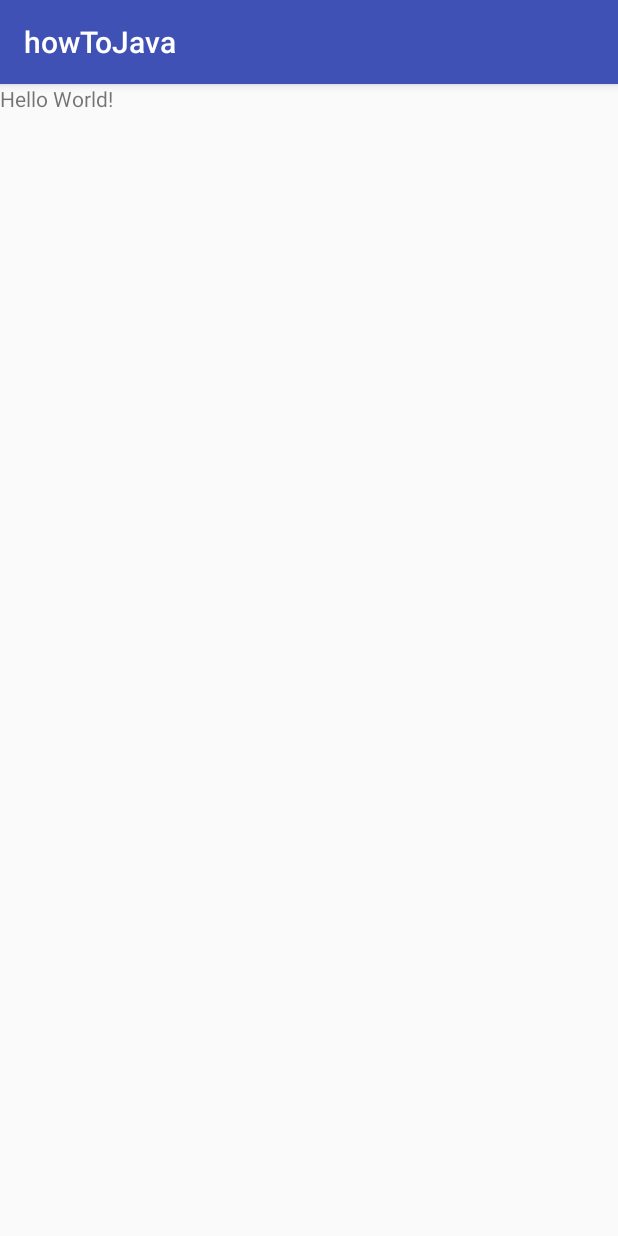
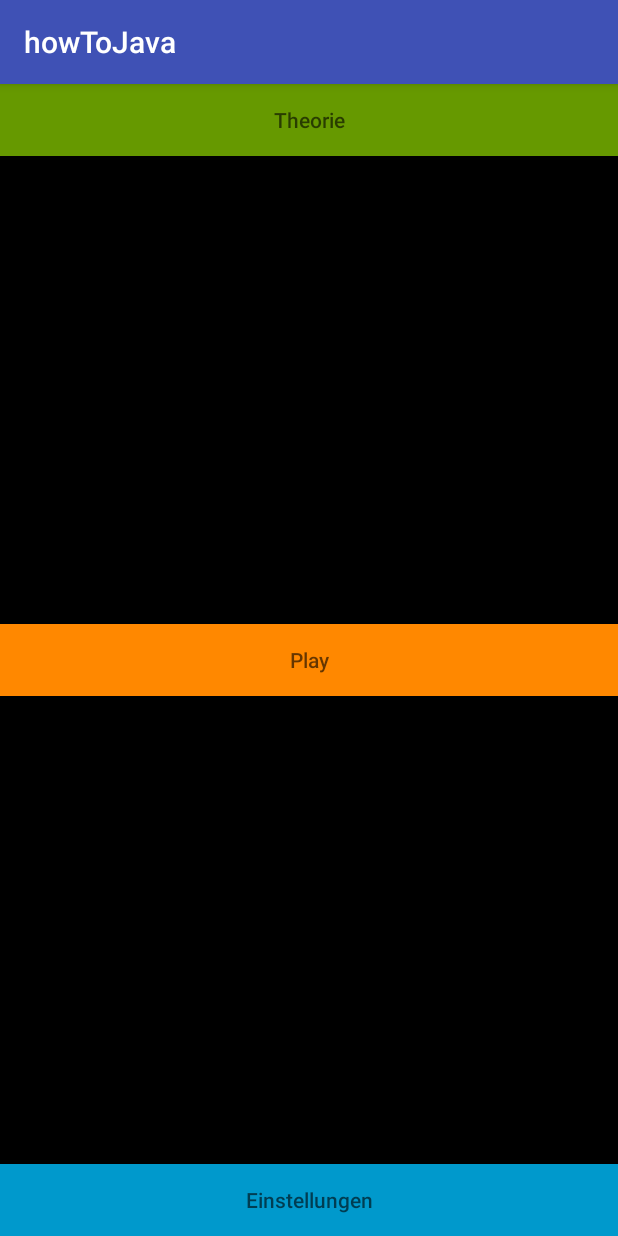
Before and after one commit to Tokimetakaari/howToJava, an Android app: the screen it shows after launch (MainActivity), on a phone screen of 412 x 824 dp. Run offline under Robolectric (Android 15) with nearby library versions, the phone set to English and light mode, and no system bars.

Commit message:
Grobes Layout

```diff
--- a/app/src/main/res/layout/activity_main.xml
+++ b/app/src/main/res/layout/activity_main.xml
@@ -1,19 +1,35 @@
 <?xml version="1.0" encoding="utf-8"?>
-<LinearLayout
+<RelativeLayout
     xmlns:android="http://schemas.android.com/apk/res/android"
     xmlns:app="http://schemas.android.com/apk/res-auto"
     xmlns:tools="http://schemas.android.com/tools"
     android:layout_width="match_parent"
     android:layout_height="match_parent"
-    tools:context=".MainActivity">
+    android:orientation="vertical"
+    tools:context=".MainActivity"
+    android:background="@android:color/black">
+    <!--Das schwarze wird n Image das wir dahinterlegen die Buttonfarbe is auch optional-->
+    <Button
+        android:layout_width="match_parent"
+        android:layout_height="wrap_content"
+        android:hint="@string/main_menu_theorie_button"
+        android:background="@android:color/holo_green_dark"/>
 
-    <TextView
-        android:layout_width="wrap_content"
+    <Button
+        android:layout_width="match_parent"
         android:layout_height="wrap_content"
-        android:text="Hello World!"
-        app:layout_constraintBottom_toBottomOf="parent"
-        app:layout_constraintLeft_toLeftOf="parent"
-        app:layout_constraintRight_toRightOf="parent"
-        app:layout_constraintTop_toTopOf="parent" />
+        android:layout_centerInParent="true"
+        android:hint="@string/main_menu_play_button"
+        android:background="@android:color/holo_orange_dark"/>
 
-</LinearLayout>
+    <Button
+        android:layout_width="match_parent"
+        android:layout_height="wrap_content"
+        android:layout_alignParentBottom="true"
+        android:background="@android:color/holo_blue_dark"
+        android:hint="@string/main_menu_setting_button"/>
+
+
+
+
+</RelativeLayout>
--- a/build.gradle
+++ b/build.gradle
@@ -7,7 +7,7 @@ buildscript {
         jcenter()
     }
     dependencies {
-        classpath 'com.android.tools.build:gradle:3.1.0'
+        classpath 'com.android.tools.build:gradle:3.1.1'
 
 
         // NOTE: Do not place your application dependencies here; they belong
```
Also changed, not shown: app/src/main/res/layout/theorie.xml (added, +58 -0 lines), app/src/main/res/values/strings.xml (+13 -0 lines).
